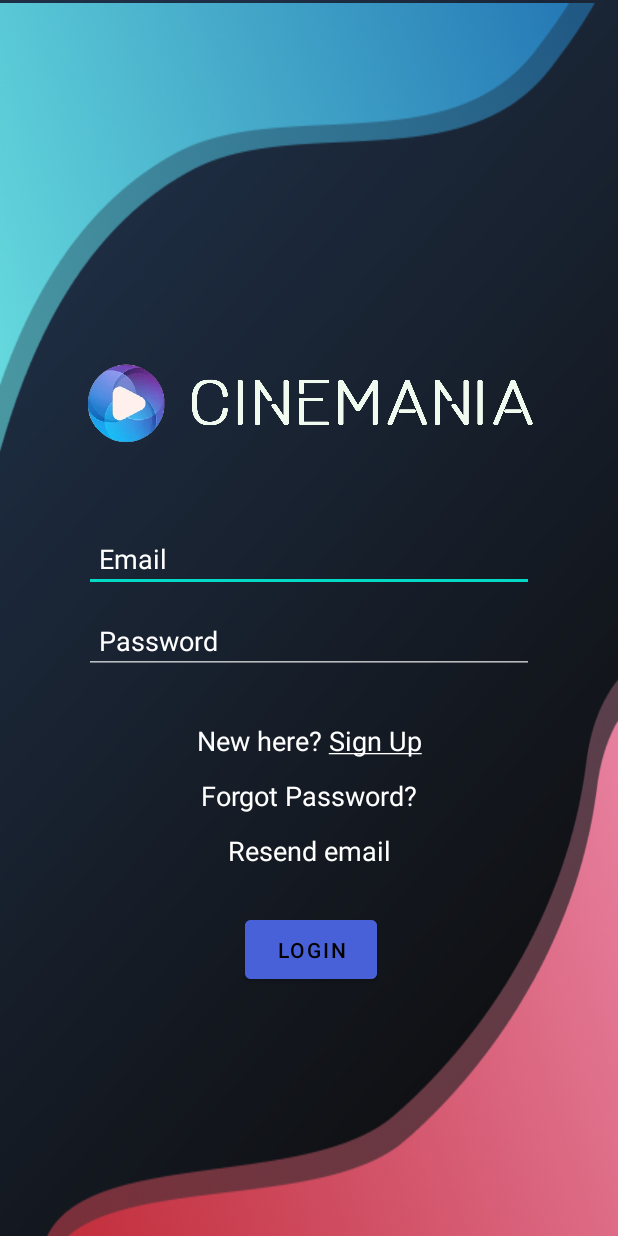
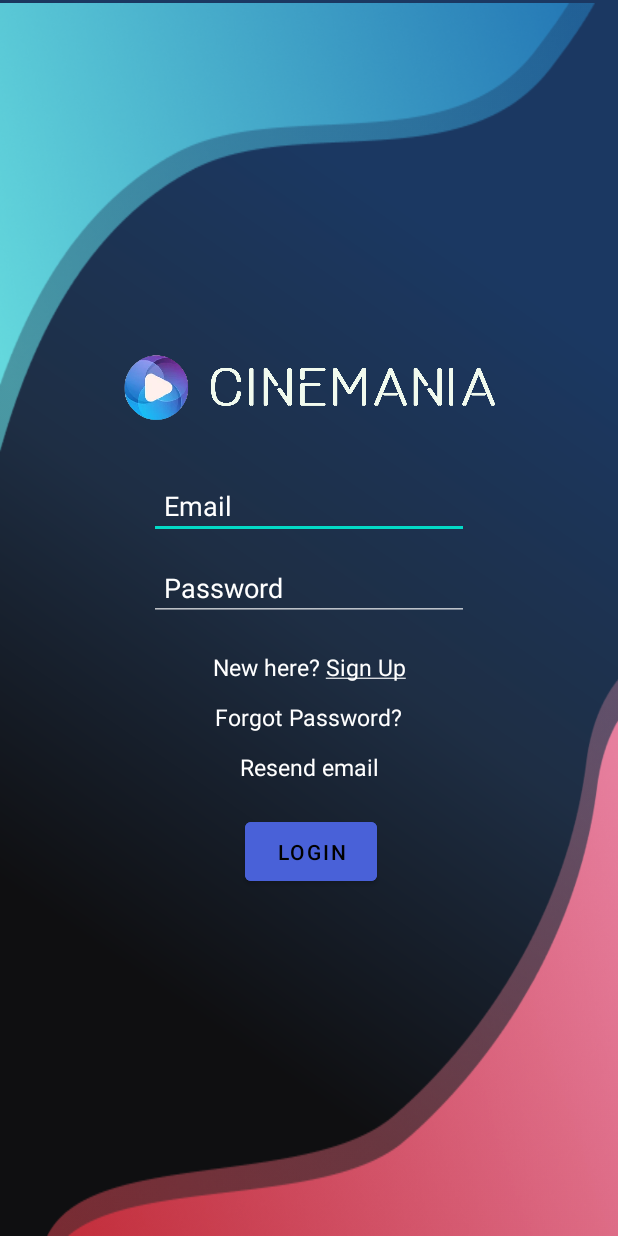
Before and after one commit to Dark-Knight11/MovieApp, an Android app: the screen it shows after launch (SignIn), on a phone screen of 412 x 824 dp. Run offline under Robolectric (Android 15) with nearby library versions, the light colour scheme and no system bars; our stand-ins replace Firebase (no records; nobody signed in at launch, a user with empty details on screens opened directly); Roboto replaces fonts that are not available here; 2 statements that could not run were skipped.

Commit message:
Increased profile image size to 4Mb implemented icon and app name

```diff
--- a/app/src/main/java/com/sies/movierecomendations/FullScreenPFP.java
+++ b/app/src/main/java/com/sies/movierecomendations/FullScreenPFP.java
@@ -16,7 +16,7 @@ public class FullScreenPFP extends AppCompatActivity {
         ImageView imageView = findViewById(R.id.imageView);
 
         Profile profile = new Profile();
-        long MAXBYTES = 1024*1024;
+        long MAXBYTES = 4096*4096;
         profile.getPath().getBytes(MAXBYTES).addOnSuccessListener(bytes -> {
             Bitmap bitmap = BitmapFactory.decodeByteArray(bytes, 0, bytes.length);
             imageView.setImageBitmap(bitmap);
--- a/app/src/main/java/com/sies/movierecomendations/Profile.java
+++ b/app/src/main/java/com/sies/movierecomendations/Profile.java
@@ -141,9 +141,9 @@ public class Profile extends AppCompatActivity {
 
     // function for downloading image from firebase and setting it as pfp
     public void download() {
-        // Create a reference with an initial file path and name
-        long MAXBYTES = 1024*1024;
+        long MAXBYTES = 4096*4096;
         pathReference.getBytes(MAXBYTES).addOnSuccessListener(bytes -> {
+            Log.i("TAG", "firebaseImageDwl: ");
             Bitmap bitmap = BitmapFactory.decodeByteArray(bytes, 0, bytes.length);
             pfp.setImageBitmap(bitmap);
         }).addOnFailureListener(Throwable::printStackTrace);
--- a/app/src/main/java/com/sies/movierecomendations/SignIn.java
+++ b/app/src/main/java/com/sies/movierecomendations/SignIn.java
@@ -74,7 +74,7 @@ public class SignIn extends AppCompatActivity {
                 emailId = email.getText().toString().trim();
                 password = pass.getText().toString().trim();
 
-                if (fieldsValidation()) return;
+                if (!fieldsValidation()) return;
 
                 mAuth.signInWithEmailAndPassword(emailId, password).addOnCompleteListener(task -> {
                     if (task.isSuccessful()) {
--- a/app/src/main/res/drawable/bg_theme.xml
+++ b/app/src/main/res/drawable/bg_theme.xml
@@ -15,13 +15,13 @@
             tools:ignore="VectorRaster" />
 
         <group
-            android:translateX="0.493"
-            android:translateY="-0.144"
+            android:translateX="1.11"
+            android:translateY="0.109"
             android:pivotX="180"
             android:pivotY="320"
-            android:scaleX="2.809"
-            android:scaleY="2.071"
-            android:rotation="44.594"
+            android:scaleX="2.336"
+            android:scaleY="2.026"
+            android:rotation="121.628"
             >
 
             <path
@@ -39,8 +39,13 @@
                         >
 
                         <item
+                            android:color="#1B3862"
+                            android:offset="0"
+                            />
+
+                        <item
                             android:color="#1E2E44"
-                            android:offset="0"
+                            android:offset="0.506"
                             />
 
                         <item
--- a/app/src/main/res/layout/activity_main.xml
+++ b/app/src/main/res/layout/activity_main.xml
@@ -4,6 +4,7 @@
     xmlns:tools="http://schemas.android.com/tools"
     android:layout_width="match_parent"
     android:layout_height="match_parent"
+    android:background="@drawable/bg_theme"
     tools:context=".GenreRecycler.MainActivity">
 
     <TextView
--- a/app/src/main/res/layout/activity_movies.xml
+++ b/app/src/main/res/layout/activity_movies.xml
@@ -5,6 +5,7 @@
     xmlns:tools="http://schemas.android.com/tools"
     android:layout_width="match_parent"
     android:layout_height="match_parent"
+    android:background="@drawable/bg_theme"
     tools:context=".MoviesRecycler.Movies">
 
 <!--    <RelativeLayout-->
--- a/app/src/main/res/layout/activity_sign_in.xml
+++ b/app/src/main/res/layout/activity_sign_in.xml
@@ -23,21 +23,21 @@
 
     <ImageView
         android:id="@+id/title"
-        android:layout_width="300dp"
-        android:layout_height="100dp"
+        android:layout_width="250dp"
+        android:layout_height="50dp"
         android:contentDescription="logo"
         android:src="@drawable/logo"
         app:layout_constraintBottom_toBottomOf="parent"
         app:layout_constraintEnd_toEndOf="parent"
-        app:layout_constraintHorizontal_bias="0.504"
         app:layout_constraintStart_toStartOf="parent"
         app:layout_constraintTop_toTopOf="parent"
+        android:textAlignment="center"
         app:layout_constraintVertical_bias="0.301"
         tools:ignore="HardcodedText" />
 
     <EditText
         android:id="@+id/email"
-        android:layout_width="300dp"
+        android:layout_width="wrap_content"
         android:layout_height="wrap_content"
         android:layout_marginTop="32dp"
         android:ems="10"
@@ -52,9 +52,10 @@
         app:layout_constraintVertical_bias="0.110000014"
         android:importantForAutofill="no"
         tools:ignore="HardcodedText" />
+
     <EditText
         android:id="@+id/password"
-        android:layout_width="300dp"
+        android:layout_width="wrap_content"
         android:layout_height="wrap_content"
         android:padding="10dp"
         android:layout_marginTop="10dp"
@@ -73,10 +74,10 @@
         android:id="@+id/signup"
         android:layout_width="wrap_content"
         android:layout_height="wrap_content"
-        android:layout_marginTop="32dp"
+        android:layout_marginTop="20dp"
         android:text="@string/new_here_sign_up"
         android:textColor="@color/white"
-        android:textSize="18sp"
+        android:textSize="15sp"
         app:layout_constraintEnd_toEndOf="parent"
         app:layout_constraintStart_toStartOf="parent"
         app:layout_constraintTop_toBottomOf="@id/password" />
@@ -88,7 +89,7 @@
         android:layout_marginTop="12dp"
         android:text="@string/forgot_password"
         android:textColor="@color/white"
-        android:textSize="18sp"
+        android:textSize="15sp"
         app:layout_constraintEnd_toEndOf="parent"
         app:layout_constraintStart_toStartOf="parent"
         app:layout_constraintTop_toBottomOf="@id/signup" />
@@ -100,7 +101,7 @@
         android:layout_marginTop="12dp"
         android:text="Resend email"
         android:textColor="@color/white"
-        android:textSize="18sp"
+        android:textSize="15sp"
         app:layout_constraintEnd_toEndOf="parent"
         app:layout_constraintStart_toStartOf="parent"
         app:layout_constraintTop_toBottomOf="@id/forgotPassword" />
@@ -109,7 +110,7 @@
         android:id="@+id/login"
         android:layout_width="wrap_content"
         android:layout_height="wrap_content"
-        android:layout_marginTop="28dp"
+        android:layout_marginTop="20dp"
         android:text="@string/login"
         android:backgroundTint="#4961D8"
         android:padding="10dp"
```
Also changed, not shown: app/src/main/AndroidManifest.xml (+13 -12 lines), app/src/main/res/drawable/icon.png (added).
